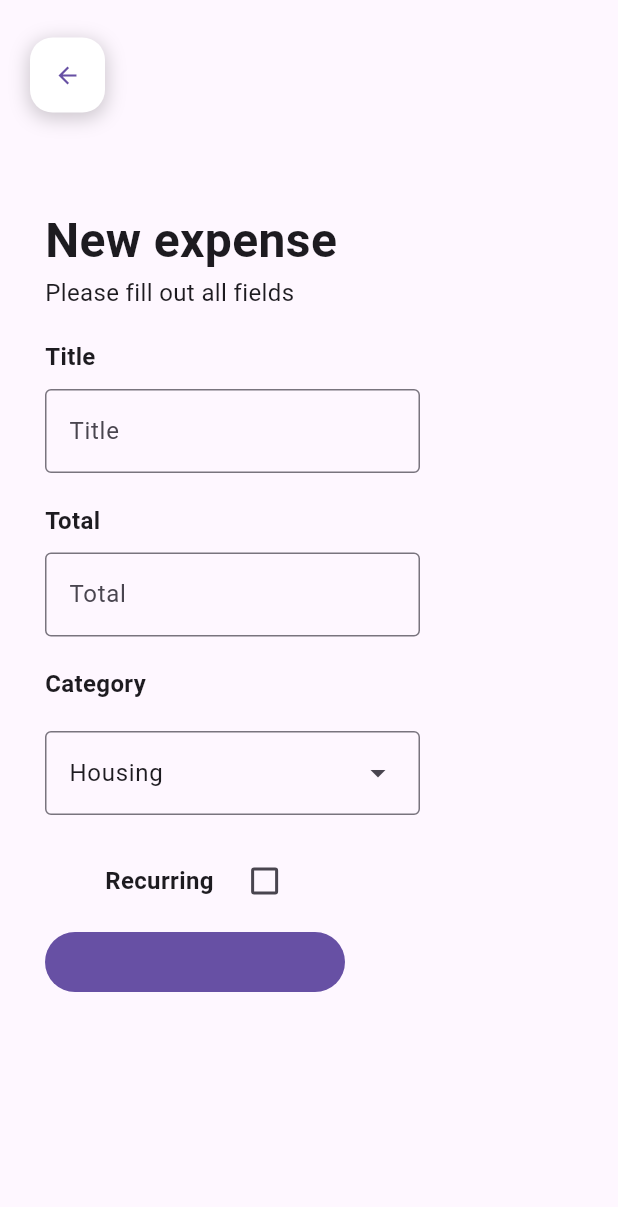
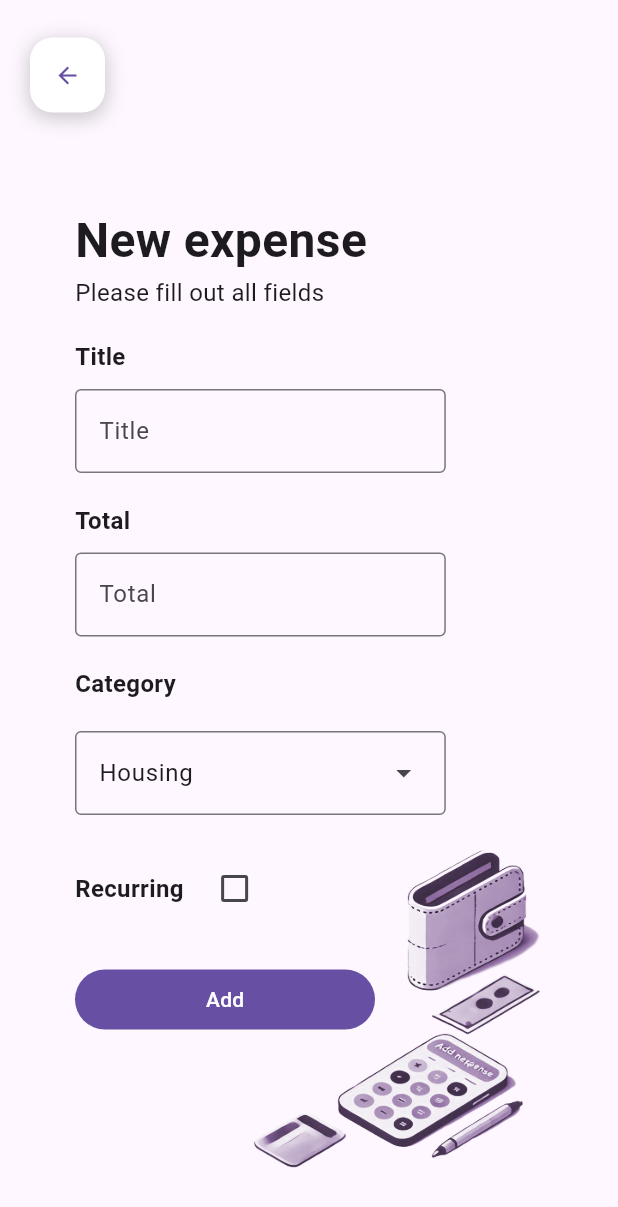
Before and after one commit to MartinPHt/income-tally, a Flutter app: the AddExpenseView screen opened by its route, on a phone screen of 412 x 824 dp. Shown: the top 1207 px of the screen. Run offline on Flutter 3.47's test engine with Material 3 defaults, Android fonts, the light colour scheme and no system bars; our stand-ins replace fl_chart.

Commit message:
Updated add_expense_view.dart: Added decor in bottpm right side of the page. Implemented responsive design that covers all layouts: mobile, tablet and desktop environments.

```diff
--- a/lib/views/add_expense_view.dart
+++ b/lib/views/add_expense_view.dart
@@ -32,14 +32,69 @@ class AddExpenseViewState extends State<AddExpenseView> {
   }
 
   @override
+  void initState() {
+    super.initState();
+  }
+
+  @override
   Widget build(BuildContext context) {
+
     double startHeight = MediaQuery.of(context).size.height / 6;
-    double widgetsMaxWidth = 250;
+    double screenWidth = MediaQuery.of(context).size.width;
+    double screenHeight = MediaQuery.of(context).size.height;
+
+    double decorWidth;
+    double decorHeight;
+    double widgetsMaxWidth;
+    double mainLeftMargin;
+    double decorRight;
+    double decorBottom;
+    if (screenWidth <= 600) {
+      decorWidth = screenWidth * 0.55;
+      decorHeight = screenHeight * 0.30;
+      widgetsMaxWidth = screenWidth * 0.60;
+      mainLeftMargin = 50;
+      decorRight = 40;
+      decorBottom = 40;
+    }
+    else if (screenWidth <= 1280) {
+      decorWidth = screenWidth * 0.50;
+      decorHeight = screenHeight * 0.60;
+      widgetsMaxWidth = screenWidth * 0.35;
+      mainLeftMargin = 120;
+      decorRight = 120;
+      decorBottom = 120;
+    }
+    else if (screenWidth <= 1680) {
+      decorWidth = screenWidth * 0.50;
+      decorHeight = screenHeight * 0.60;
+      widgetsMaxWidth = screenWidth * 0.30;
+      mainLeftMargin = 200;
+      decorRight = 200;
+      decorBottom = 120;
+    }
+    else {
+      decorWidth = screenWidth * 0.50;
+      decorHeight = screenHeight * 0.60;
+      widgetsMaxWidth = screenWidth * 0.20;
+      mainLeftMargin = 450;
+      decorRight = 450;
+      decorBottom = 120;
+    }
 
     return SafeArea(
         child: Scaffold(
       body: Stack(
         children: [
+          Positioned(
+              right: decorRight,
+              bottom: decorBottom,
+              child: Image.asset(
+                'lib/icons/decor1.png',
+                width: decorWidth,
+                height: decorHeight,
+                alignment: Alignment.bottomRight,
+              )),
           SizedBox(
             height: 80,
             child: Row(
@@ -71,9 +126,8 @@ class AddExpenseViewState extends State<AddExpenseView> {
               ],
             ),
           ),
-          Expanded(
-            child: Container(
-              margin: const EdgeInsets.only(left: 30, right: 30),
+          Container(
+            margin: EdgeInsets.only(left: mainLeftMargin, right: 30),
             child: Column(
               mainAxisAlignment: MainAxisAlignment.start,
               crossAxisAlignment: CrossAxisAlignment.start,
@@ -128,9 +182,8 @@ class AddExpenseViewState extends State<AddExpenseView> {
                 ),
                 Container(
                   margin: const EdgeInsets.only(top: 10, bottom: 10),
-                    constraints: BoxConstraints(maxWidth: widgetsMaxWidth),
                   child: DropdownMenu<String>(
-                      width: MediaQuery.of(context).size.width,
+                    width: widgetsMaxWidth,
                     initialSelection: selectedExpenseType.isNotEmpty
                         ? selectedExpenseType
                         : expenseTypes.first,
@@ -141,14 +194,14 @@ class AddExpenseViewState extends State<AddExpenseView> {
                   ),
                 ),
                 Container(
-                    margin: const EdgeInsets.only(
-                        left: 30, top: 10, right: 30, bottom: 10),
+                  margin: const EdgeInsets.only(top: 15, bottom: 30),
                   child: Row(
-                      //mainAxisAlignment: MainAxisAlignment.start,
+                    mainAxisAlignment: MainAxisAlignment.start,
                     children: [
                       Container(
-                          margin: const EdgeInsets.only(left: 10, right: 10),
-                          child: const Text("Recurring", style: TextStyle(
+                        margin: const EdgeInsets.only(right: 10),
+                        child: const Text("Recurring",
+                            style: TextStyle(
                                 fontSize: 16, fontWeight: FontWeight.bold)),
                       ),
                       Checkbox(
@@ -163,15 +216,13 @@ class AddExpenseViewState extends State<AddExpenseView> {
                 ),
                 Container(
                   height: 40,
-                    child: FilledButton(onPressed: () {}, child: Container()),
-                    constraints: const BoxConstraints(
-                      maxWidth: 200
-                    ),
+                  width: MediaQuery.of(context).size.width,
+                  constraints: const BoxConstraints(maxWidth: 200),
+                  child: FilledButton(onPressed: () {}, child: const Text('Add')),
                 )
               ],
             ),
           ),
-          )
         ],
       ),
     ));
```
Also changed, not shown: lib/icons/decor1.png (added). Lines whose indentation alone changed are shown as unchanged.
